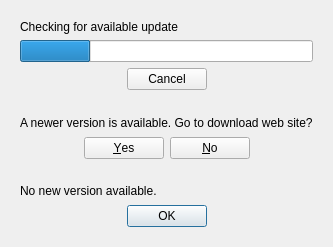
Before: the Qt Designer form src/UpdateCheckDialog.ui in danblakemore/universal-indent-gui, drawn with Qt 5.
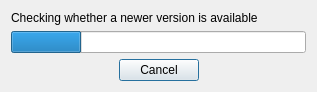
After: the same form once the commit is applied.

Commit message: Improved the dialog handling. Works almost as wished.

Diff of the .ui file:
```diff
--- a/src/UpdateCheckDialog.ui
+++ b/src/UpdateCheckDialog.ui
@@ -8,8 +8,8 @@
    <rect>
     <x>0</x>
     <y>0</y>
-    <width>299</width>
-    <height>247</height>
+    <width>317</width>
+    <height>91</height>
    </rect>
   </property>
   <property name="windowTitle" >
@@ -17,12 +17,9 @@
   </property>
   <layout class="QVBoxLayout" >
    <item>
-    <widget class="QWidget" native="1" name="checkingWidget" >
-     <layout class="QVBoxLayout" >
-      <item>
        <widget class="QLabel" name="label" >
         <property name="text" >
-         <string>Checking for available update</string>
+      <string>Checking whether a newer version is available</string>
         </property>
        </widget>
       </item>
@@ -44,55 +41,6 @@
         <property name="centerButtons" >
          <bool>true</bool>
         </property>
-       </widget>
-      </item>
-     </layout>
-    </widget>
-   </item>
-   <item>
-    <widget class="QWidget" native="1" name="newVersionAvailableWidget" >
-     <layout class="QVBoxLayout" >
-      <item>
-       <widget class="QLabel" name="label_2" >
-        <property name="text" >
-         <string>A newer version is available. Go to download web site?</string>
-        </property>
-       </widget>
-      </item>
-      <item>
-       <widget class="QDialogButtonBox" name="buttonBox_2" >
-        <property name="standardButtons" >
-         <set>QDialogButtonBox::No|QDialogButtonBox::NoButton|QDialogButtonBox::Yes</set>
-        </property>
-        <property name="centerButtons" >
-         <bool>true</bool>
-        </property>
-       </widget>
-      </item>
-     </layout>
-    </widget>
-   </item>
-   <item>
-    <widget class="QWidget" native="1" name="noNewVersionAvailableWidget" >
-     <layout class="QVBoxLayout" >
-      <item>
-       <widget class="QLabel" name="label_3" >
-        <property name="text" >
-         <string>No new version available.</string>
-        </property>
-       </widget>
-      </item>
-      <item>
-       <widget class="QDialogButtonBox" name="buttonBox_3" >
-        <property name="standardButtons" >
-         <set>QDialogButtonBox::Ok</set>
-        </property>
-        <property name="centerButtons" >
-         <bool>true</bool>
-        </property>
-       </widget>
-      </item>
-     </layout>
     </widget>
    </item>
   </layout>
```
Lines whose indentation alone changed are shown as unchanged. The commit also changes 2 other files.
